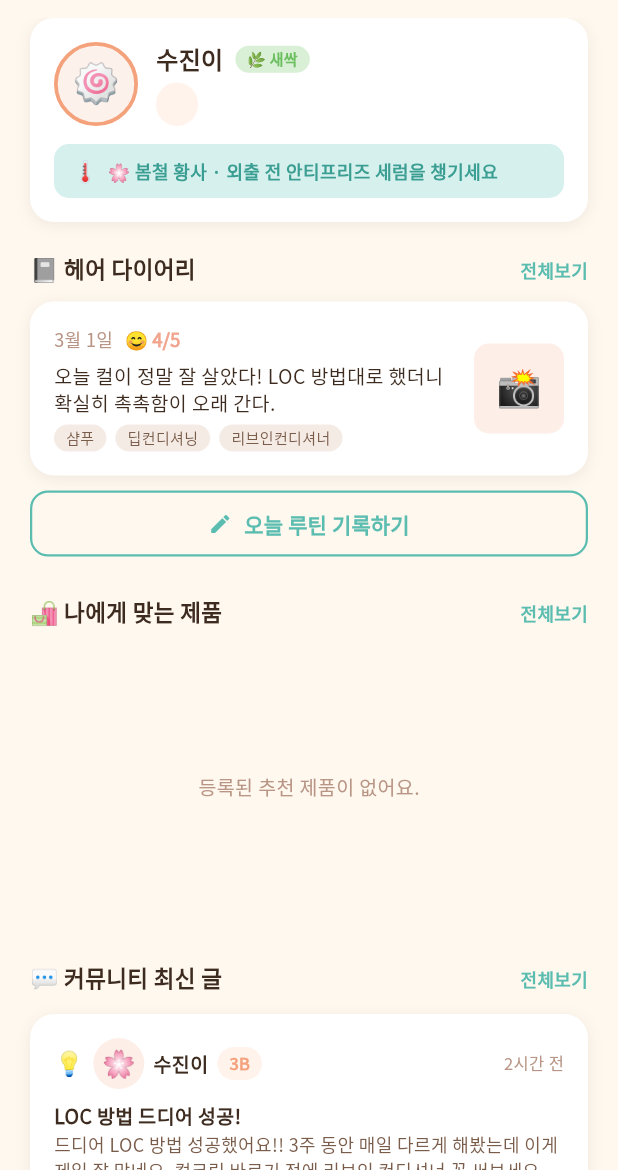
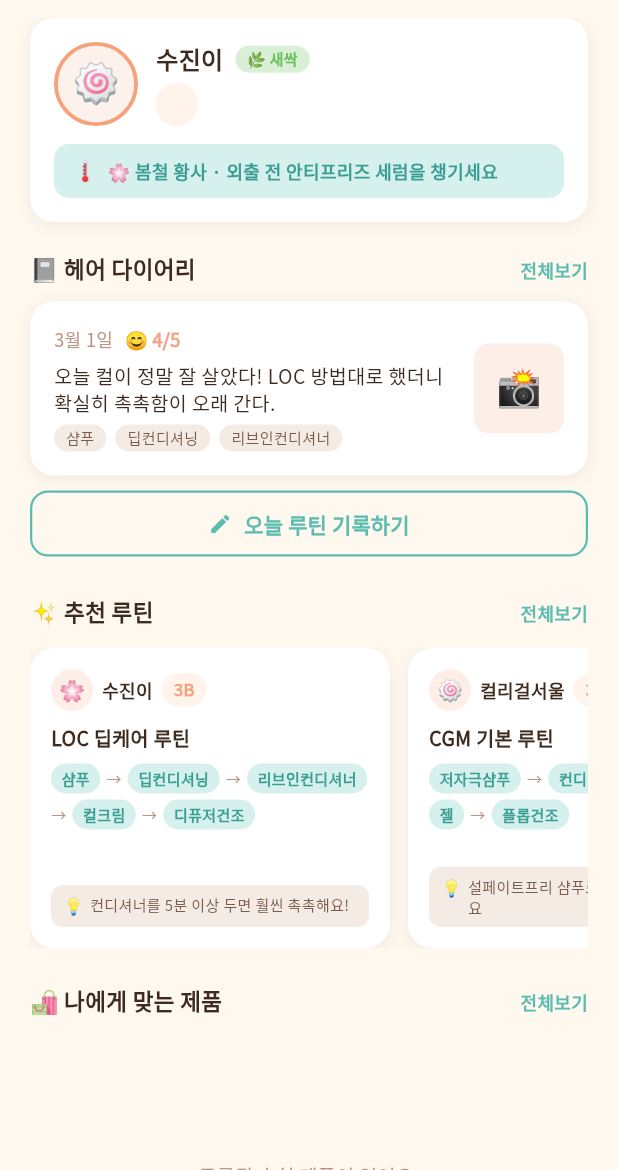
Before and after one commit to gayeoniee/kkobulang, a Flutter app: the HomePage widget shown alone on an empty page, opened directly with empty values, on a phone screen of 412 x 824 dp, the part 66-1236 px from its top. Run offline on Flutter 3.47's test engine with Material 3 defaults, Android fonts, the phone set to English and light mode, and no system bars; our stand-ins replace google_fonts.

Commit message:
홈 추천 루틴 섹션 추가, 커뮤니티 검색바 복구
- 홈: 커뮤니티 최신 글 제거 → 추천 루틴 섹션 추가 (작성자·유형·단계 흐름·팁 표시)
- 커뮤니티: 검색바 필터 아래에 복구

Co-Authored-By: Claude Sonnet 4.6 <noreply@anthropic.com>

```diff
--- a/lib/pages/community_page.dart
+++ b/lib/pages/community_page.dart
@@ -156,6 +156,18 @@ class _CommunityPageState extends State<CommunityPage> {
                 ),
               );
             },
+          ),
+        ),
+        // Search bar
+        Padding(
+          padding: const EdgeInsets.fromLTRB(20, 10, 20, 0),
+          child: TextField(
+            onChanged: (_) => setState(() {}),
+            decoration: const InputDecoration(
+              hintText: '게시글, 태그 검색...',
+              prefixIcon: Icon(Icons.search, color: AppColors.brownLight),
+              contentPadding: EdgeInsets.symmetric(vertical: 10),
+            ),
           ),
         ),
         const SizedBox(height: 10),
--- a/lib/pages/home_page.dart
+++ b/lib/pages/home_page.dart
@@ -23,7 +23,6 @@ class HomePage extends StatelessWidget {
     final typeInfo = curlTypes.firstWhere((t) => t.id == curlType, orElse: () => curlTypes[4]);
     final typeColor = AppColors.curlTypeColor(curlType);
     final recProducts = products.where((p) => p.types.contains(curlType)).take(5).toList();
-    final recentPosts = communityPosts.take(3).toList();
     final latestDiary = diaryEntries.isNotEmpty ? diaryEntries.first : null;
 
     return CustomScrollView(slivers: [
@@ -121,6 +120,20 @@ class HomePage extends StatelessWidget {
           ),
           const SizedBox(height: 24),
 
+          // ── 추천 루틴 ──
+          SectionHeader('✨ 추천 루틴', onSeeAll: () => onNavigate(3)),
+          const SizedBox(height: 12),
+          SizedBox(
+            height: 200,
+            child: ListView.separated(
+              scrollDirection: Axis.horizontal,
+              itemCount: _sampleRoutines.length,
+              separatorBuilder: (_, __) => const SizedBox(width: 12),
+              itemBuilder: (_, i) => _RoutineCard(routine: _sampleRoutines[i]),
+            ),
+          ),
+          const SizedBox(height: 24),
+
           // ── 추천 제품 ──
           SectionHeader('🛍 나에게 맞는 제품', onSeeAll: () => onNavigate(1)),
           const SizedBox(height: 12),
@@ -135,15 +148,6 @@ class HomePage extends StatelessWidget {
                   itemBuilder: (_, i) => _ProductMiniCard(product: recProducts[i]),
                 ),
           ),
-          const SizedBox(height: 24),
-
-          // ── 커뮤니티 ──
-          SectionHeader('💬 커뮤니티 최신 글', onSeeAll: () => onNavigate(3)),
-          const SizedBox(height: 12),
-          ...recentPosts.map((post) => Padding(
-            padding: const EdgeInsets.only(bottom: 10),
-            child: _MiniPostCard(post: post),
-          )),
         ])),
       ),
     ]);
@@ -245,40 +249,110 @@ class _ProductMiniCard extends StatelessWidget {
   );
 }
 
-class _MiniPostCard extends StatelessWidget {
-  final CommunityPost post;
-  const _MiniPostCard({required this.post});
+// ── 추천 루틴 데이터 ──
+const _sampleRoutines = [
+  (
+    author: '수진이',
+    avatar: '🌸',
+    curlType: '3B',
+    name: 'LOC 딥케어 루틴',
+    steps: ['샴푸', '딥컨디셔닝', '리브인컨디셔너', '컬크림', '디퓨저건조'],
+    tip: '컨디셔너를 5분 이상 두면 훨씬 촉촉해요!',
+  ),
+  (
+    author: '컬리걸서울',
+    avatar: '🍥',
+    curlType: '3C',
+    name: 'CGM 기본 루틴',
+    steps: ['저자극샴푸', '컨디셔너', '스쿼시', '젤', '플롭건조'],
+    tip: '설페이트프리 샴푸로 바꾸면 컬이 살아나요',
+  ),
+  (
+    author: '진지한웨이비',
+    avatar: '🌊',
+    curlType: '2C',
+    name: '웨이비 간단 루틴',
+    steps: ['샴푸', '컨디셔너', '무스', '자연건조'],
+    tip: '무거운 제품은 피하고 가볍게 마무리!',
+  ),
+  (
+    author: '새벽곱슬',
+    avatar: '⚡',
+    curlType: '4B',
+    name: '트위스트아웃 루틴',
+    steps: ['공샴', '딥컨디셔닝', '리브인', '버터', '트위스트', '새틴나이트캡'],
+    tip: '밤에 해두면 아침에 컬이 예쁘게 펴져요',
+  ),
+];
+
+class _RoutineCard extends StatelessWidget {
+  final ({String author, String avatar, String curlType, String name, List<String> steps, String tip}) routine;
+  const _RoutineCard({required this.routine});
+
   @override
   Widget build(BuildContext context) {
-    final postTypes = {'notice':'📢','guide':'📖','salon':'💈','tip':'💡','product':'🛍','help':'🙏'};
-    return AppCard(child: Column(crossAxisAlignment: CrossAxisAlignment.start, children: [
-      Row(children: [
-        Text(postTypes[post.postType] ?? '💬', style: const TextStyle(fontSize: 16)),
-        const SizedBox(width: 6),
-        Container(width: 34, height: 34,
-          decoration: BoxDecoration(color: AppColors.peachLight, shape: BoxShape.circle),
-          child: Center(child: Text(post.avatar, style: const TextStyle(fontSize: 18)))),
-        const SizedBox(width: 6),
-        Expanded(child: Row(children: [
-          Text(post.author, style: GoogleFonts.notoSansKr(fontSize: 13, fontWeight: FontWeight.w700, color: AppColors.brown)),
+    return Container(
+      width: 240,
+      padding: const EdgeInsets.all(14),
+      decoration: BoxDecoration(
+        color: Colors.white,
+        borderRadius: BorderRadius.circular(16),
+        boxShadow: const [BoxShadow(color: Color(0x143D2B1F), blurRadius: 8, offset: Offset(0, 2))],
+      ),
+      child: Column(crossAxisAlignment: CrossAxisAlignment.start, children: [
+        // Author row
+        Row(children: [
+          Container(
+            width: 28, height: 28,
+            decoration: BoxDecoration(color: AppColors.peachLight, shape: BoxShape.circle),
+            child: Center(child: Text(routine.avatar, style: const TextStyle(fontSize: 14))),
+          ),
           const SizedBox(width: 6),
-          if (post.curlType.isNotEmpty) CurlTypeBadge(post.curlType),
-        ])),
-        Text(post.time, style: GoogleFonts.notoSansKr(fontSize: 11, color: AppColors.brownLight)),
+          Text(routine.author, style: GoogleFonts.notoSansKr(fontSize: 12, fontWeight: FontWeight.w700, color: AppColors.brown)),
+          const SizedBox(width: 6),
+          CurlTypeBadge(routine.curlType),
+        ]),
+        const SizedBox(height: 8),
+        Text(routine.name, style: GoogleFonts.notoSansKr(fontSize: 13, fontWeight: FontWeight.w800, color: AppColors.brown)),
+        const SizedBox(height: 8),
+        // Steps flow
+        Wrap(
+          spacing: 4, runSpacing: 4,
+          children: [
+            for (int i = 0; i < routine.steps.length; i++) ...[
+              Container(
+                padding: const EdgeInsets.symmetric(horizontal: 7, vertical: 3),
+                decoration: BoxDecoration(
+                  color: AppColors.tealLight,
+                  borderRadius: BorderRadius.circular(20),
+                ),
+                child: Text(routine.steps[i],
+                  style: GoogleFonts.notoSansKr(fontSize: 10, fontWeight: FontWeight.w600, color: AppColors.tealDark)),
+              ),
+              if (i < routine.steps.length - 1)
+                const Padding(
+                  padding: EdgeInsets.symmetric(vertical: 3),
+                  child: Text('→', style: TextStyle(fontSize: 10, color: AppColors.brownLight)),
+                ),
+            ],
+          ],
+        ),
+        const Spacer(),
+        // Tip
+        Container(
+          padding: const EdgeInsets.symmetric(horizontal: 8, vertical: 6),
+          decoration: BoxDecoration(
+            color: AppColors.surface,
+            borderRadius: BorderRadius.circular(8),
+          ),
+          child: Row(crossAxisAlignment: CrossAxisAlignment.start, children: [
+            const Text('💡', style: TextStyle(fontSize: 11)),
+            const SizedBox(width: 4),
+            Expanded(child: Text(routine.tip,
+              style: GoogleFonts.notoSansKr(fontSize: 10, color: AppColors.brownMid, height: 1.4))),
+          ]),
+        ),
       ]),
-      const SizedBox(height: 8),
-      if (post.title.isNotEmpty)
-        Text(post.title, maxLines: 1, overflow: TextOverflow.ellipsis,
-          style: GoogleFonts.notoSansKr(fontSize: 13, fontWeight: FontWeight.w700, color: AppColors.brown)),
-      const SizedBox(height: 2),
-      Text(post.content, maxLines: 2, overflow: TextOverflow.ellipsis,
-        style: GoogleFonts.notoSansKr(fontSize: 12, color: AppColors.brownMid, height: 1.4)),
-      const SizedBox(height: 6),
-      Row(children: [
-        Text('❤️ ${post.likes}', style: GoogleFonts.notoSansKr(fontSize: 11, color: AppColors.brownLight)),
-        const SizedBox(width: 10),
-        Text('💬 ${post.comments}', style: GoogleFonts.notoSansKr(fontSize: 11, color: AppColors.brownLight)),
-      ]),
-    ]));
+    );
   }
 }
```
